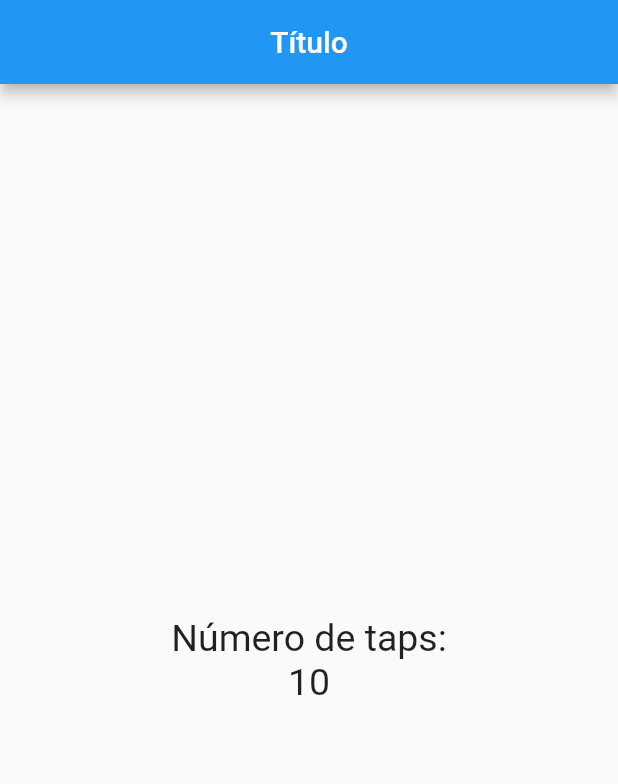
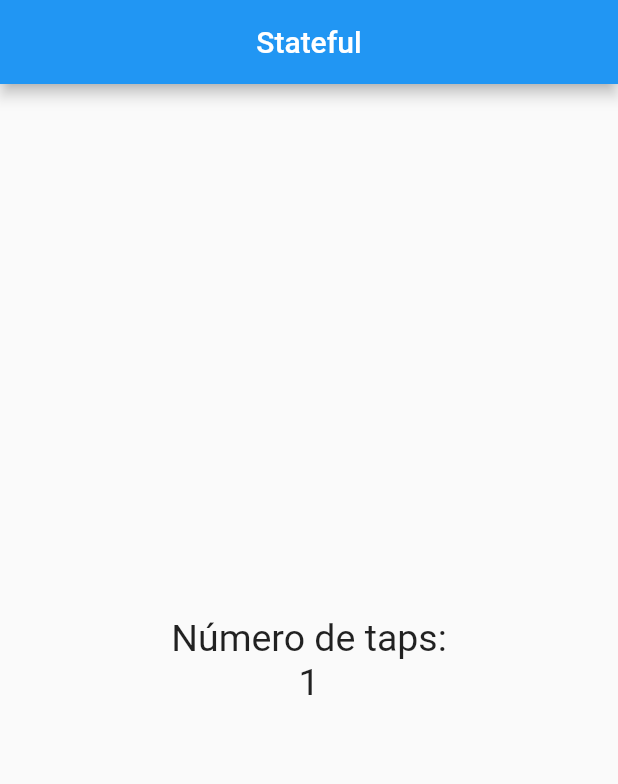
Before and after one commit to Jonathanrrs/Flutter-curso, a Flutter app: the screen it shows after launch, after a tap on the "add" icon, on a phone screen of 412 x 824 dp. Shown: the top 784 px of the screen. Run offline on Flutter 3.47's test engine with Material 2 defaults, Android fonts, the phone set to English and light mode, and no system bars.

Commit message:
StatefulWidget

```diff
--- a/flutter_vscode/lib/src/app.dart
+++ b/flutter_vscode/lib/src/app.dart
@@ -1,6 +1,7 @@
 import 'package:flutter/material.dart';
+import 'package:flutter_vscode/src/pages/contador_page.dart';
 
-import 'package:flutter_vscode/src/pages/home_page.dart';
+// import 'package:flutter_vscode/src/pages/home_page.dart';
 
 /* este un widget */
 class MyApp extends StatelessWidget {
@@ -10,8 +11,10 @@ class MyApp extends StatelessWidget {
   Widget build(context) {
     /* debe retornar un widget a fuerza */
     return MaterialApp(
+      debugShowCheckedModeBanner: false, /* para quitar el banner de la app */
       home: Center(
-        child: HomePage(),
+        // child: HomePage(),
+        child: ContadorPage(),
       ),
     );
   }
--- /dev/null
+++ b/flutter_vscode/lib/src/pages/contador_page.dart
@@ -0,0 +1,65 @@
+import 'package:flutter/material.dart';
+
+/* esto es para un statefulwidget */
+
+class ContadorPage extends StatefulWidget {
+  /* se necesita sobreescribir */
+  @override
+  createState() {
+    /* necesita retornar una nueva instancia del contadorPageState  */
+    // return new _ContadorPageState();
+    return _ContadorPageState();
+  }
+  // createState() => _ContadorPageState(); /* es lo mismo pero en funcion flecha */
+}
+
+/* esta clase solo se usa dentro del contadorpage, no puede ser fuera de la misma, por eso mismo se hace la clase privada con _*/
+class _ContadorPageState extends State<ContadorPage> {
+  /* state ya viene en el material, debe especificar que tipo de widget va a manejar <ContadorPage> */
+
+  /* estas propiedades solo se van a utilizar dentro de la clase tambien se hacen privadas */
+  final _estiloTexto = new TextStyle(fontSize: 25);
+  int _conteo = 0;
+  @override
+  Widget build(BuildContext context) {
+    return Scaffold(
+      /* algo que cubre toda la pantalla, tenemos un navbar, etc */
+      appBar: AppBar(
+        title: Text('Stateful'),
+        centerTitle: true,
+      ),
+      body: Center(
+          child: Column(
+        /* para poner varios elemenetos se necesita en columna */
+        mainAxisAlignment: MainAxisAlignment.center,
+        /* esto lo centran con el mainAxisAligment puedes centrarlo de varias maneras */
+        children: <Widget>[
+          Text(
+            'Número de taps:',
+            style: _estiloTexto,
+          ),
+          Text('$_conteo',
+              style:
+                  _estiloTexto), /* interpolacion de strings, tambien podria ser conteo.toString() */
+        ],
+      )
+          /* no se puede poner otro child abajo, solo 1 */
+          ),
+      floatingActionButton: FloatingActionButton(
+        child: Icon(Icons.add),
+        /* para que aparezca un icono, este puede ser cualquier cosa también */
+        onPressed: () {
+          /* una funcion recibe, es el boton para presionar */
+          // print('Hola mundo');
+          /* cuando esta variable cambia que se redibuje el statewidget */
+
+          setState(() {
+            _conteo = _conteo + 1;
+          });
+        },
+      ),
+      // floatingActionButtonLocation: FloatingActionButtonLocation
+      //     .centerFloat, /* esto es para posicionar el boton abajo en la mitad de la pantalla */
+    );
+  }
+}
--- a/flutter_vscode/lib/src/pages/home_page.dart
+++ b/flutter_vscode/lib/src/pages/home_page.dart
@@ -41,6 +41,8 @@ class HomePage extends StatelessWidget {
         onPressed: () {
           /* una funcion recibe, es el boton para presionar */
           print('Hola mundo');
+          /* no se puede así, es por eso que debemos utilizar ya un statefullwidget, para poder controlar el estado */
+          // conteo = conteo + 1;
         },
       ),
       // floatingActionButtonLocation: FloatingActionButtonLocation
```
